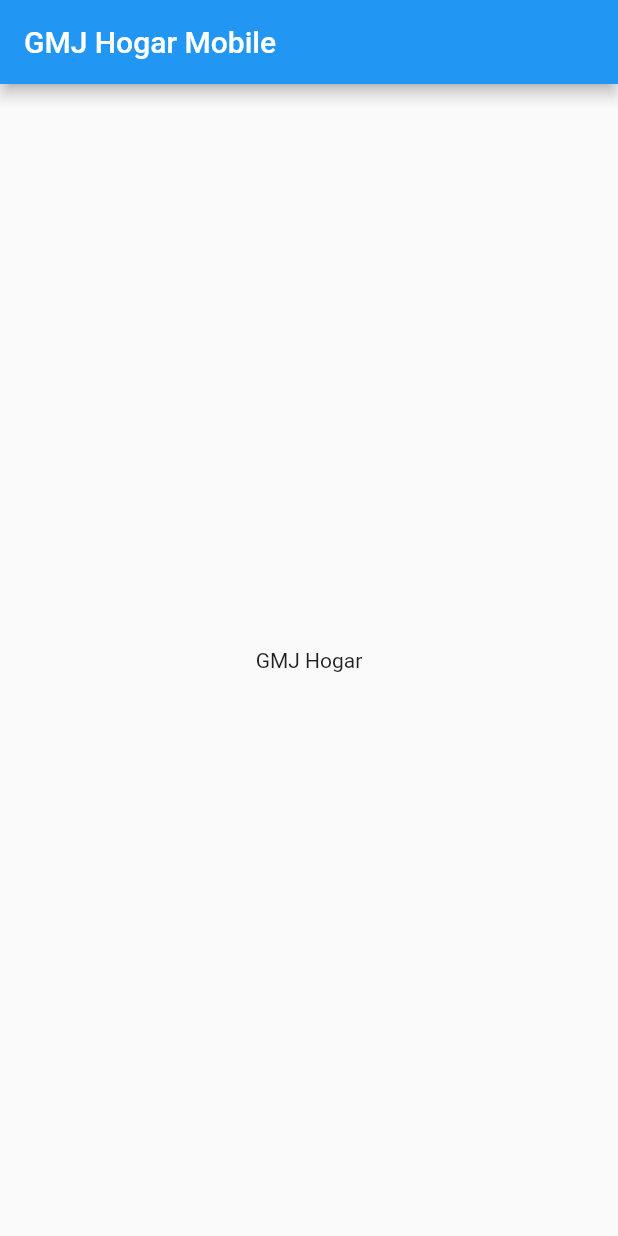
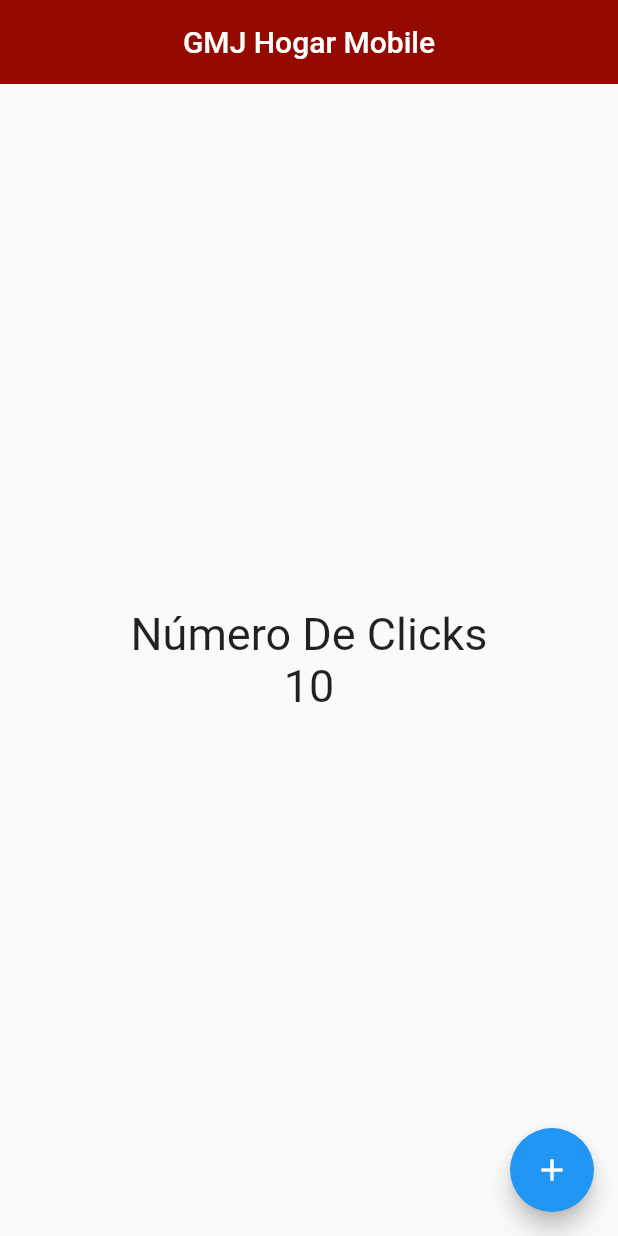
Before and after one commit to 4rtemis-25/counter_app, a Flutter app: the screen it shows after launch, on a phone screen of 412 x 824 dp. Run offline on Flutter 3.47's test engine with Material 2 defaults, Android fonts, the phone set to English and light mode, and no system bars.

Commit message:
Con floatingButton

```diff
--- a/lib/Screens/home_screen.dart
+++ b/lib/Screens/home_screen.dart
@@ -1,19 +1,34 @@
 import 'package:flutter/material.dart';
 
 class HomeScreen extends StatelessWidget {
-
   const HomeScreen({super.key});
 
   @override
   Widget build(BuildContext context) {
+
+    const fontSize = TextStyle( fontSize: 30 );
+
     return Scaffold(
       appBar: AppBar(
         title: const Text('GMJ Hogar Mobile'),
+        centerTitle: true,
+        backgroundColor: Color.fromARGB(255, 149, 10, 0),
+        elevation: 0,
       ),
       body: const Center(
-        child: Text('GMJ Hogar'),
+        child: Column(
+            mainAxisAlignment: MainAxisAlignment.center,
+            children: <Widget>[
+            Text('Número De Clicks', style: fontSize,),
+            Text('10', style: fontSize,),
+          ],
+        ),
       ),
+      floatingActionButton: FloatingActionButton(
+        child: const Icon(Icons.add),
+        onPressed: (){
+          print('Hola Mundo');
+        }),
     );
   }
-
 }
```
